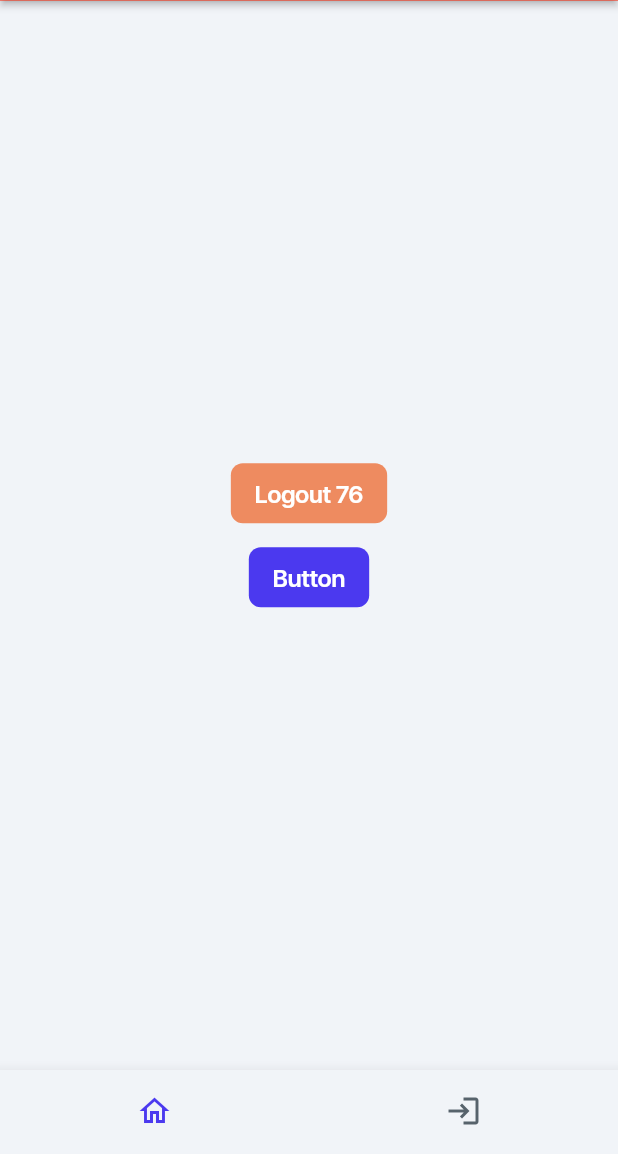
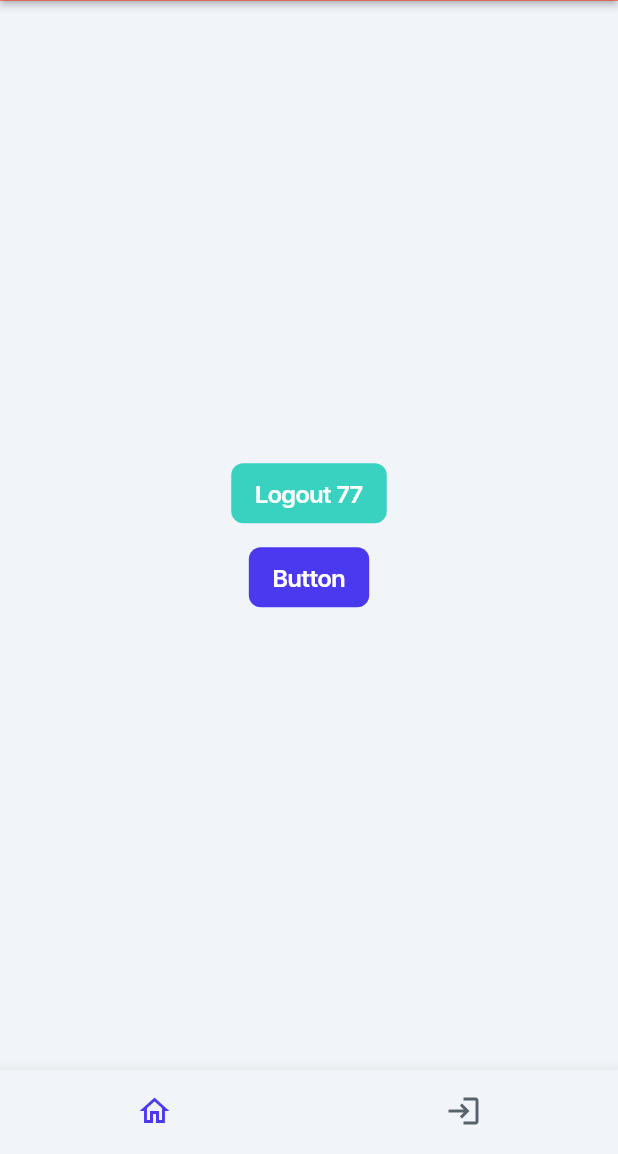
Before and after one commit to ffhr/FlutterFlowBenchmark, a Flutter app: the screen it shows once a user with an empty profile is signed in, on a phone screen of 412 x 824 dp, the part 82-1236 px from its top. Run offline on Flutter 3.47's test engine with Material 3 defaults, Android fonts, the phone set to English and light mode, and no system bars; drawn by our look-alikes of auto_size_text; our stand-ins replace firebase_auth, firebase_core, font_awesome_flutter, from_css_color, go_router, google_fonts and 6 more; missing offline and left inert: json_path; accounts and stored records are empty; statements that could not run were skipped.

Commit message:
Updating to latest FlutterFlow output.

```diff
--- a/lib/pages/home_page/home_page_widget.dart
+++ b/lib/pages/home_page/home_page_widget.dart
@@ -77,14 +77,14 @@ class _HomePageWidgetState extends State<HomePageWidget> {
 
                     context.goNamedAuth('LoginPage', context.mounted);
                   },
-                  text: 'Logout 76',
+                  text: 'Logout 77',
                   options: FFButtonOptions(
                     height: 40.0,
                     padding:
                         EdgeInsetsDirectional.fromSTEB(16.0, 0.0, 16.0, 0.0),
                     iconPadding:
                         EdgeInsetsDirectional.fromSTEB(0.0, 0.0, 0.0, 0.0),
-                    color: FlutterFlowTheme.of(context).tertiary,
+                    color: FlutterFlowTheme.of(context).secondary,
                     textStyle: FlutterFlowTheme.of(context).titleSmall.override(
                           fontFamily: 'Inter Tight',
                           color: Colors.white,
```
